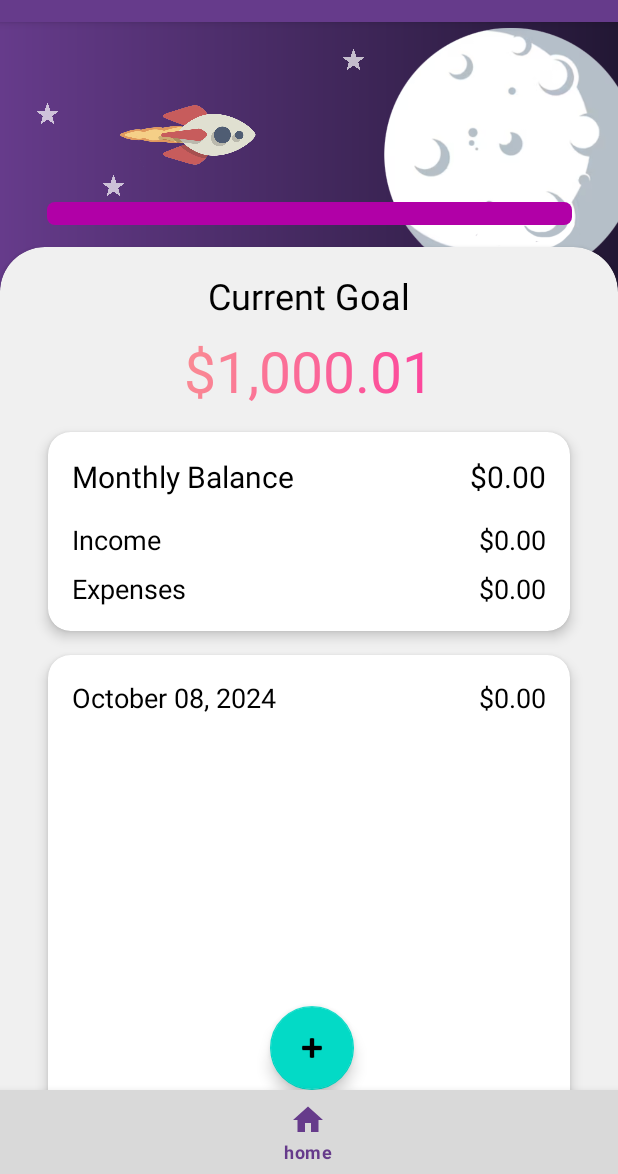
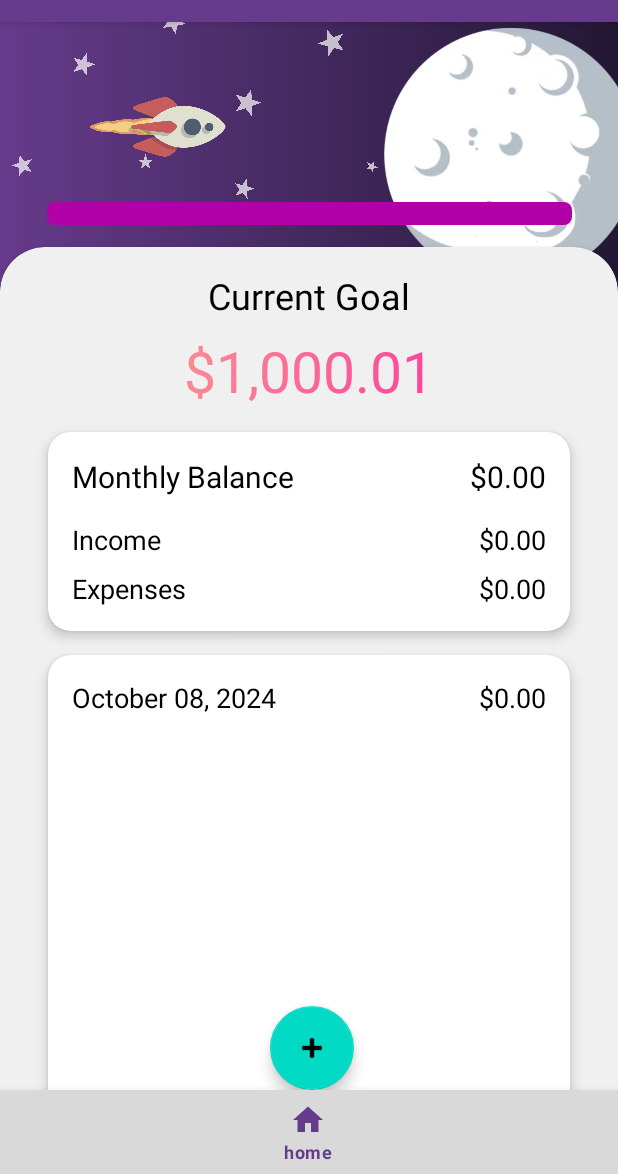
Before and after one commit to Harold107/star-vault, an Android app: the HomeFragment screen opened through its navigation route, on a phone screen of 412 x 824 dp, the part 62-1236 px from its top. Run offline under Robolectric (Android 15) with nearby library versions, the phone set to English and light mode, and no system bars; our stand-ins replace Room's generated code, navigation-ui.

Commit message:
Added more stars in home page

```diff
--- a/app/src/main/java/com/example/galacticore/MainActivity.java
+++ b/app/src/main/java/com/example/galacticore/MainActivity.java
@@ -46,10 +46,10 @@ public class MainActivity extends AppCompatActivity {
                     bottomNav.setVisibility(View.GONE);
                     binding.newTransactionBtn.setVisibility(View.GONE);
                 }
-                else if(destination.getId() == R.id.loginFragment){
-                    bottomNav.setVisibility(View.GONE);
-                    binding.newTransactionBtn.setVisibility(View.GONE);
-                }
+//                else if(destination.getId() == R.id.loginFragment){
+//                    bottomNav.setVisibility(View.GONE);
+//                    binding.newTransactionBtn.setVisibility(View.GONE);
+//                }
                 else {
                     bottomNav.setVisibility(View.VISIBLE);
                     binding.newTransactionBtn.setVisibility(View.VISIBLE);
--- a/app/src/main/java/com/example/galacticore/TransactionAdapter.java
+++ b/app/src/main/java/com/example/galacticore/TransactionAdapter.java
@@ -18,7 +18,7 @@ public class TransactionAdapter extends ArrayAdapter<Transaction> {
         super(context, R.layout.item_transaction, transactions);
     }
 
-    int incomeGreen = Color.argb(255,21,198,1);
+    int incomeGreen = Color.argb(255,21,180,1);
     int expenseRed = Color.argb(255,255,0,0);
 
     @NonNull
--- a/app/src/main/res/layout/fragment_home.xml
+++ b/app/src/main/res/layout/fragment_home.xml
@@ -13,36 +13,85 @@
 
         <ImageView
                 android:src="@drawable/star"
+                android:id="@+id/star1_home"
                 android:alpha="0.7"
-                android:layout_width="15dp"
+                android:layout_width="18dp"
                 android:layout_height="18dp"
-                android:id="@+id/star1_home"
                 app:layout_constraintTop_toTopOf="parent"
                 app:layout_constraintStart_toStartOf="parent"
-                android:layout_marginTop="16dp"
-                android:layout_marginStart="228dp"/>
+                android:layout_marginTop="4dp"
+                android:layout_marginStart="212dp" android:rotation="-21"/>
 
         <ImageView
                 android:src="@drawable/star"
+                android:id="@+id/star2_home"
+                android:alpha="0.7"
+                android:layout_width="14dp"
+                android:layout_height="14dp"
+                app:layout_constraintTop_toTopOf="parent"
+                app:layout_constraintStart_toStartOf="parent"
+                android:layout_marginTop="88dp"
+                android:layout_marginStart="8dp" android:rotation="-17"/>
+        <ImageView
+                android:src="@drawable/star"
+                android:id="@+id/star3_home"
+                android:alpha="0.7"
+                android:layout_width="13dp"
+                android:layout_height="13dp"
+                app:layout_constraintTop_toTopOf="parent"
+                app:layout_constraintStart_toStartOf="parent"
+                android:layout_marginTop="104dp"
+                android:layout_marginStart="156dp" android:rotation="15"/>
+        <ImageView
+                android:src="@drawable/star"
+                android:id="@+id/star4_home"
+                android:alpha="0.7"
+                android:layout_width="8dp"
+                android:layout_height="8dp"
+                app:layout_constraintTop_toTopOf="parent"
+                app:layout_constraintStart_toStartOf="parent"
+                android:layout_marginTop="92dp"
+                android:layout_marginStart="244dp" android:rotation="26"/>
+        <ImageView
+                android:src="@drawable/star"
+                android:id="@+id/star5_home"
                 android:alpha="0.7"
                 android:layout_width="15dp"
-                android:layout_height="18dp"
-                android:id="@+id/star2_home"
+                android:layout_height="15dp"
                 app:layout_constraintTop_toTopOf="parent"
                 app:layout_constraintStart_toStartOf="parent"
-                android:layout_marginTop="52dp"
-                android:layout_marginStart="24dp"/>
-
+                android:layout_marginTop="20dp"
+                android:layout_marginStart="48dp" android:rotation="17"/>
         <ImageView
                 android:src="@drawable/star"
+                android:id="@+id/star6_home"
                 android:alpha="0.7"
-                android:layout_width="15dp"
-                android:layout_height="18dp"
-                android:id="@+id/star3_home"
+                android:layout_width="10dp"
+                android:layout_height="10dp"
                 app:layout_constraintTop_toTopOf="parent"
                 app:layout_constraintStart_toStartOf="parent"
-                android:layout_marginTop="100dp"
-                android:layout_marginStart="68dp"/>
+                android:layout_marginTop="88dp"
+                android:layout_marginStart="92dp"/>
+        <ImageView
+                android:src="@drawable/star"
+                android:id="@+id/star7_home"
+                android:alpha="0.7"
+                android:layout_width="16dp"
+                android:layout_height="16dp"
+                app:layout_constraintTop_toTopOf="parent"
+                app:layout_constraintStart_toStartOf="parent"
+                android:layout_marginTop="-9dp"
+                android:layout_marginStart="108dp" android:rotation="26"/>
+        <ImageView
+                android:src="@drawable/star"
+                android:id="@+id/star8_home"
+                android:alpha="0.7"
+                android:layout_width="18dp"
+                android:layout_height="18dp"
+                app:layout_constraintTop_toTopOf="parent"
+                app:layout_constraintStart_toStartOf="parent"
+                android:layout_marginTop="44dp"
+                android:layout_marginStart="156dp" android:rotation="17"/>
         <ImageView
                 android:src="@drawable/moon_icon"
                 android:layout_width="174dp"
@@ -53,6 +102,7 @@
                 android:layout_marginEnd="-15dp"
                 android:layout_marginTop="-20dp"/>
 
+        <!-- Goal Progress Bar -->
         <ImageView
                 android:src="@drawable/rocket_fly_icon"
                 android:layout_width="42dp"
@@ -60,11 +110,9 @@
                 android:id="@+id/rocket_home"
                 app:layout_constraintStart_toStartOf="parent"
                 app:layout_constraintTop_toTopOf="parent"
-                android:layout_marginStart="104dp"
-                android:layout_marginTop="25dp"
+                android:layout_marginStart="84dp"
+                android:layout_marginTop="20dp"
                 android:rotation="90"/>
-
-        <!-- Goal Progress Bar -->
         <ProgressBar
                 style="@android:style/Widget.ProgressBar.Horizontal"
                 android:layout_width="350dp"
--- a/app/src/main/res/values/Values.xml
+++ b/app/src/main/res/values/Values.xml
@@ -9,14 +9,15 @@
     <color name="bg_light">#663B8B</color>
     <color name="bg_dark">#221734</color>
 
+    // current goal
     <color name="txt_lightPink">#FA8D93</color>
     <color name="txt_darkPink">#FC489C</color>
-
+    // home page backdrop
     <color name="backDropMain_darkGrey">#F0F0F0</color>
-
+    // navigation bar
     <color name="navigationBar_grey">#D9D9D9</color>
     <color name="navigationIcon_pink">#C647BF</color>
-
+    // home page transaction
     <color name="positive_color">#22A600</color>
     <color name="negative_color">#A60000</color>
 
```
